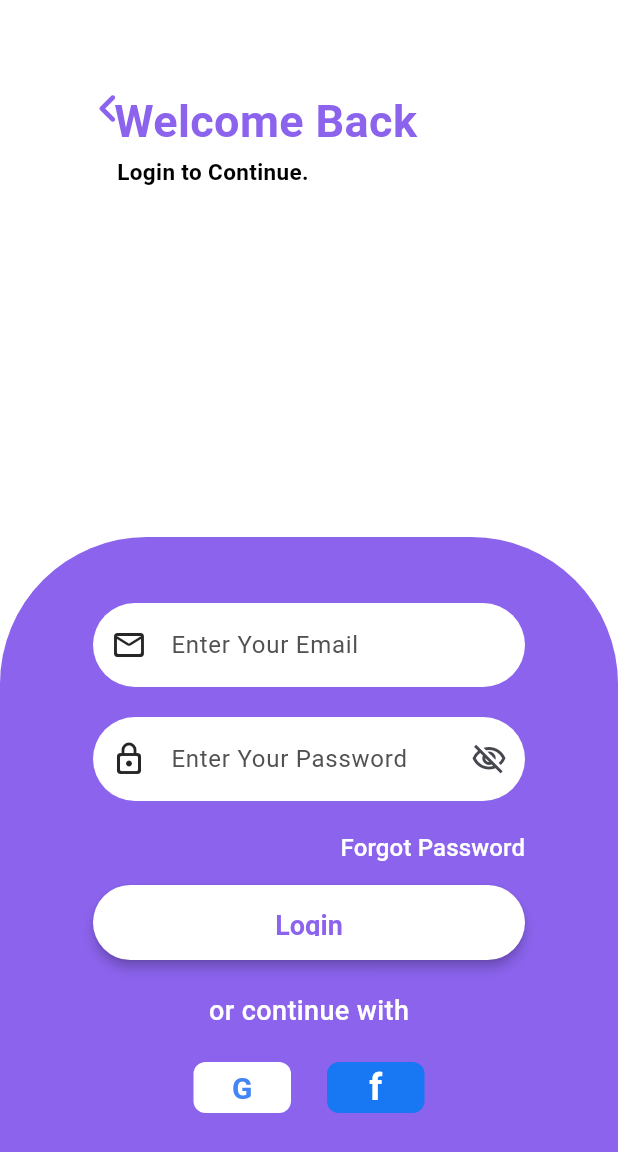
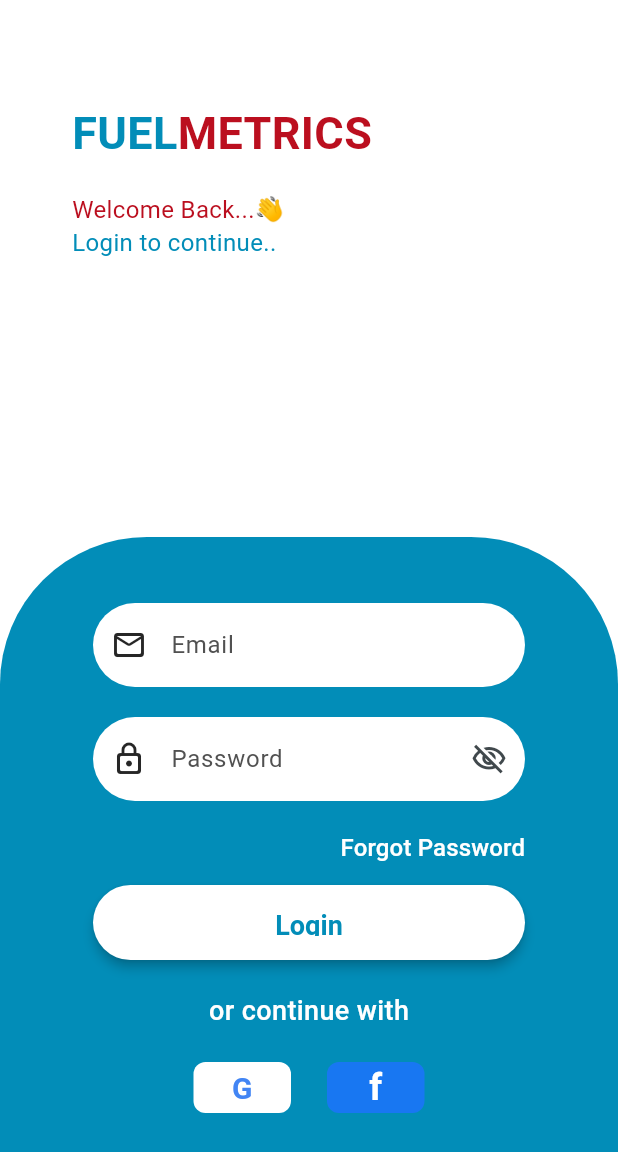
Before and after one commit to etodavid70/fuelmetrics_app, a Flutter app: the screen it shows after launch, on a phone screen of 412 x 824 dp. Shown: the top 1152 px of the screen. Run offline on Flutter 3.47's test engine with Material 3 defaults, Android fonts, the phone set to English and light mode, and no system bars; our stand-ins replace shared_preferences; accounts and stored records are empty.

```diff
--- a/lib/main.dart
+++ b/lib/main.dart
@@ -1,8 +1,6 @@
 import 'package:flutter/material.dart';
 import 'package:fuelmetrics/screens/auth/login.dart';
 import 'package:provider/provider.dart';
-
-import 'screens/dashboard/home_screen.dart';
 import 'state/app_state.dart';
 import 'theme/app_theme.dart';
 
--- a/lib/screens/auth/login.dart
+++ b/lib/screens/auth/login.dart
@@ -1,8 +1,8 @@
 import 'package:flutter/material.dart';
 import 'package:fuelmetrics/screens/dashboard/home_screen.dart';
+import 'package:fuelmetrics/theme/app_theme.dart';
 import 'package:fuelmetrics/widgets/login_field.dart';
 import 'package:fuelmetrics/widgets/social_button.dart';
-
 
 class LoginScreen extends StatefulWidget {
   const LoginScreen({super.key});
@@ -18,7 +18,7 @@
   final _emailController = TextEditingController();
   final _passwordController = TextEditingController();
   bool _obscurePassword = true;
-  bool _pressed= false;
+  bool _pressed = false;
 
   @override
   void dispose() {
@@ -27,16 +27,30 @@
     super.dispose();
   }
 
-
- void _login(){
+  void _login() async {
     if (!_formKey.currentState!.validate()) return;
 
-     Navigator.pushAndRemoveUntil(
+    setState(() => _pressed = true);
+
+    try {
+      await Future.delayed(const Duration(milliseconds: 1000));
+      if (!mounted) return;
+      await Navigator.pushAndRemoveUntil(
         context,
         MaterialPageRoute(builder: (_) => const HomeScreen()),
         (route) => false,
       );
-
+    } catch (e) {
+      if (mounted) {
+        ScaffoldMessenger.of(context).showSnackBar(
+          SnackBar(
+            content: Text('Login failed: ${e.toString()}'),
+            backgroundColor: Colors.red,
+          ),
+        );
+        setState(() => _pressed = false);
+      }
+    }
   }
 
   @override
@@ -58,34 +72,44 @@
                         child: Column(
                           crossAxisAlignment: CrossAxisAlignment.start,
                           children: [
-                            IconButton(
-                              onPressed: () => Navigator.maybePop(context),
-                              icon: const Icon(Icons.chevron_left_rounded),
-                              iconSize: 38,
-                              color: _purple,
-                              padding: EdgeInsets.zero,
-                              constraints: const BoxConstraints(),
-                            ),
-                            Transform.translate(
-                              offset: const Offset(28, -36),
-                              child: const Text(
-                                'Welcome Back',
+                            const SizedBox(height: 20),
+
+                            Row(
+                              children: [
+                                Text(
+                                  'FUEL',
                                   style: TextStyle(
-                                  color: _purple,
+                                    color: AppTheme.seed,
                                     fontSize: 30,
                                     fontWeight: FontWeight.w700,
                                   ),
                                 ),
+                                Text(
+                                  'METRICS',
+                                  style: TextStyle(
+                                    color: AppTheme.danger,
+                                    fontSize: 30,
+                                    fontWeight: FontWeight.w700,
                                   ),
-                            Transform.translate(
-                              offset: const Offset(30, -32),
-                              child: const Text(
-                                'Login to Continue.',
+                                ),
+                              ],
+                            ),
+
+                            const SizedBox(height: 20),
+
+                            Text(
+                              'Welcome Back...👋',
                               style: TextStyle(
-                                  color: Colors.black,
-                                  fontSize: 15,
-                                  fontWeight: FontWeight.w600,
+                                fontSize: 16,
+                                color: AppTheme.danger,
                               ),
+                            ),
+
+                            Text(
+                              'Login to continue..',
+                              style: TextStyle(
+                                fontSize: 16,
+                                color: AppTheme.seed,
                               ),
                             ),
                           ],
@@ -96,7 +120,7 @@
                         width: double.infinity,
                         padding: const EdgeInsets.fromLTRB(62, 44, 62, 56),
                         decoration: const BoxDecoration(
-                          color: _purple,
+                          color: AppTheme.seed,
                           borderRadius: BorderRadius.only(
                             topLeft: Radius.circular(98),
                             topRight: Radius.circular(98),
@@ -108,7 +132,7 @@
                             children: [
                               LoginField(
                                 controller: _emailController,
-                                hintText: 'Enter Your Email',
+                                hintText: 'Email',
                                 keyboardType: TextInputType.emailAddress,
                                 prefixIcon: Icons.mail_outline_rounded,
                                 validator: (value) {
@@ -124,7 +148,7 @@
                               const SizedBox(height: 20),
                               LoginField(
                                 controller: _passwordController,
-                                hintText: 'Enter Your Password',
+                                hintText: 'Password',
                                 obscureText: _obscurePassword,
                                 prefixIcon: Icons.lock_outline_rounded,
                                 suffixIcon: IconButton(
@@ -150,7 +174,15 @@
                               Align(
                                 alignment: Alignment.centerRight,
                                 child: TextButton(
-                                  onPressed: _login,
+                                  onPressed: () {
+                                    ScaffoldMessenger.of(context).showSnackBar(
+                                      const SnackBar(
+                                        content: Text(
+                                          'Forgot password feature coming soon',
+                                        ),
+                                      ),
+                                    );
+                                  },
                                   style: TextButton.styleFrom(
                                     foregroundColor: Colors.white,
                                     padding: const EdgeInsets.only(top: 14),
@@ -166,12 +198,12 @@
                                 width: double.infinity,
                                 height: 50,
                                 child: ElevatedButton(
-                                  onPressed: (){
-                                    _pressed=true;
-                                  },
+                                  onPressed: _pressed ? null : _login,
                                   style: ElevatedButton.styleFrom(
                                     backgroundColor: Colors.white,
-                                    foregroundColor: _purple,
+                                    foregroundColor: AppTheme.seed,
+                                    disabledBackgroundColor:
+                                        Colors.grey.shade300,
                                     elevation: 3,
                                     shape: const StadiumBorder(),
                                     textStyle: const TextStyle(
@@ -185,7 +217,7 @@
                                           width: 22,
                                           child: CircularProgressIndicator(
                                             strokeWidth: 2.5,
-                                            color: _purple,
+                                            color: AppTheme.seed,
                                           ),
                                         )
                                       : const Text('Login'),
@@ -218,8 +250,6 @@
                                 ],
                               ),
                               const SizedBox(height: 26),
-
-
                             ],
                           ),
                         ),
--- a/lib/theme/app_theme.dart
+++ b/lib/theme/app_theme.dart
@@ -1,10 +1,11 @@
 import 'package:flutter/material.dart';
 
 class AppTheme {
-  static const Color seed = Color(0xFF3D5AFE);
+  static const Color seed = Color(0xFF028db8);
   static const Color success = Color(0xFF2E9E5B);
   static const Color warning = Color(0xFFE0A11C);
-  static const Color danger = Color(0xFFD5473B);
+  static const Color danger = Color(0xFFbb0f1f);
+
 
   static ThemeData light() {
     final scheme = ColorScheme.fromSeed(seedColor: seed, brightness: Brightness.light);
```
Also changed, not shown: pubspec.yaml (+22 -6 lines), assets/launcher.jpg (added), pubspec.lock, 29 other files. Lines whose indentation alone changed are shown as unchanged.
